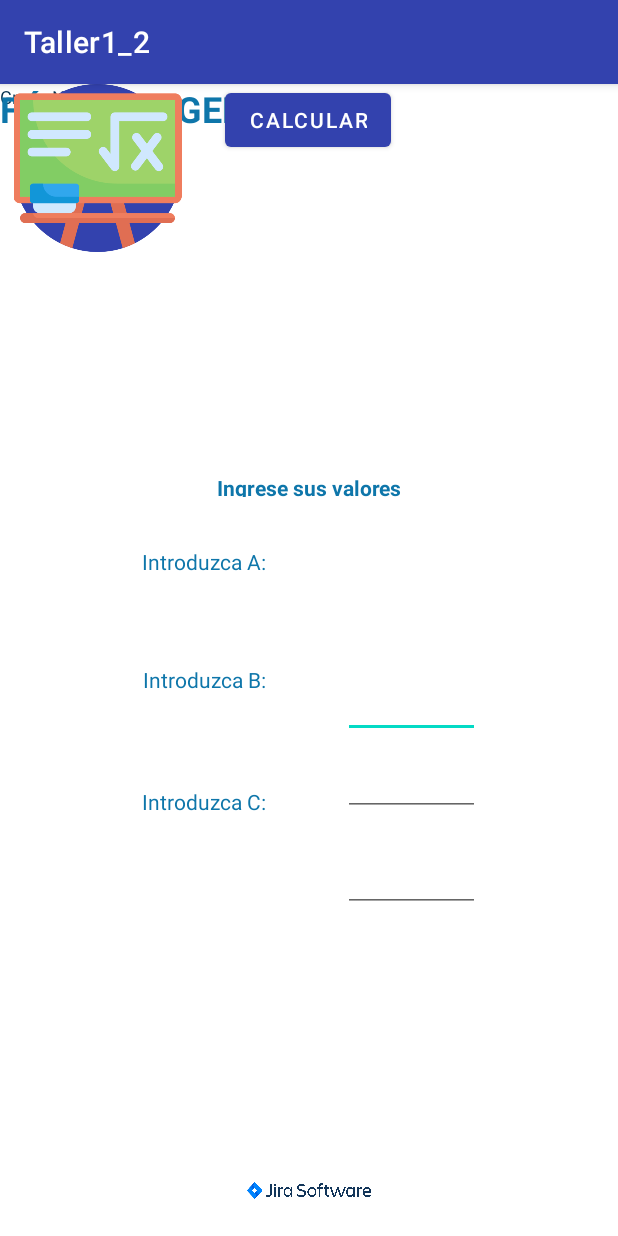
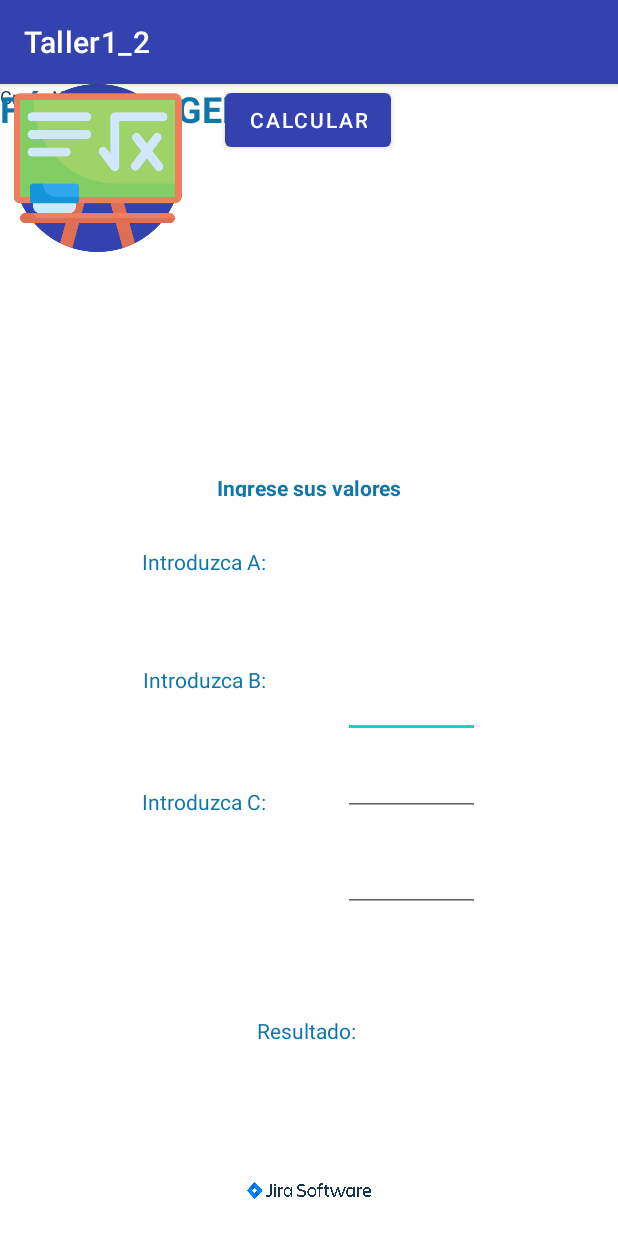
Before and after one commit to danysnavarro26/Taller1_2, an Android app: the screen it shows after launch (MainActivity), on a phone screen of 412 x 824 dp. Run offline under Robolectric (Android 15) with nearby library versions, the light colour scheme and no system bars.

Commit message:
Textview de resultado agregado TAL-5

```diff
--- a/app/src/main/res/layout/activity_main.xml
+++ b/app/src/main/res/layout/activity_main.xml
@@ -162,6 +162,7 @@
         android:layout_height="wrap_content"
         android:textColor="#0E76AA"
         android:textSize="14sp"
+        android:text="Resultado: "
         app:layout_constraintBottom_toBottomOf="parent"
         app:layout_constraintEnd_toEndOf="parent"
         app:layout_constraintHorizontal_bias="0.500"
```
